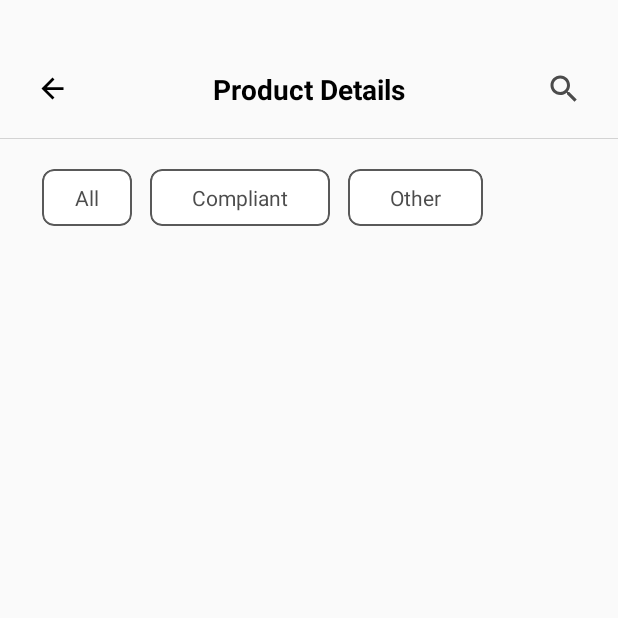
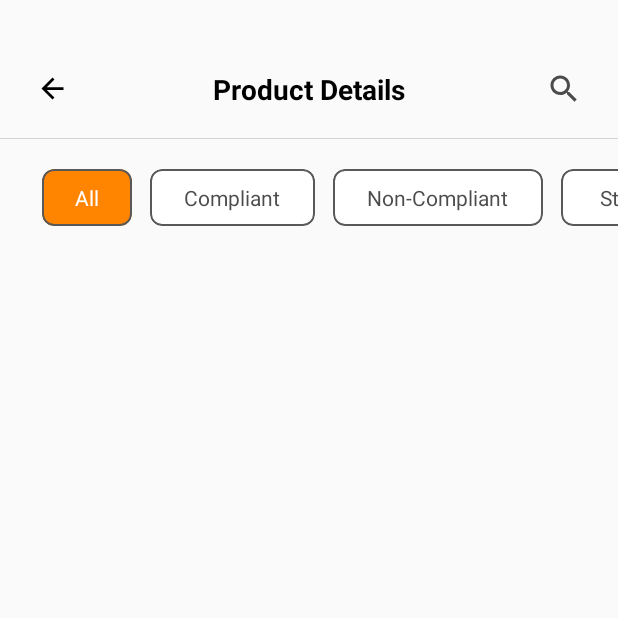
Before and after one commit to vishal719/Esamudaay, an Android app: the VendorDetailActivity screen opened directly, with no data from a screen before it, on a phone screen of 412 x 824 dp, the top half of it. Run offline under Robolectric (Android 15) with nearby library versions, the phone set to English and light mode, and no system bars; our stand-ins replace Firebase (no records; nobody signed in at launch, a user with empty details on screens opened directly), Volley; network calls fail.

Commit message:
product detail activity

```diff
--- a/app/src/main/java/com/example/esamudaay/VendorDetailActivity.java
+++ b/app/src/main/java/com/example/esamudaay/VendorDetailActivity.java
@@ -3,6 +3,7 @@ package com.example.esamudaay;
 import androidx.annotation.RequiresApi;
 import androidx.appcompat.app.AppCompatActivity;
 import androidx.appcompat.app.AppCompatDelegate;
+import androidx.core.content.ContextCompat;
 import androidx.recyclerview.widget.GridLayoutManager;
 import androidx.recyclerview.widget.LinearLayoutManager;
 
@@ -14,6 +15,7 @@ import android.util.Log;
 import android.view.View;
 import android.view.Window;
 import android.view.WindowManager;
+import android.widget.Toast;
 
 import com.android.volley.Request;
 import com.android.volley.RequestQueue;
@@ -26,6 +28,7 @@ import com.example.esamudaay.Adapter.VendorsAdapter;
 import com.example.esamudaay.databinding.ActivityMainBinding;
 import com.example.esamudaay.databinding.ActivityVendorDetailBinding;
 import com.example.esamudaay.models.CategoriesModel;
+import com.example.esamudaay.models.SortModel;
 import com.example.esamudaay.models.VendersModel;
 import com.example.esamudaay.models.VendorDetailModel;
 import com.google.firebase.database.FirebaseDatabase;
@@ -35,12 +38,15 @@ import org.json.JSONException;
 import org.json.JSONObject;
 
 import java.util.ArrayList;
+import java.util.Collections;
 
 public class VendorDetailActivity extends AppCompatActivity {
 
     ActivityVendorDetailBinding binding;
     FirebaseDatabase database;
-    ArrayList<VendorDetailModel> list;
+    ArrayList<VendorDetailModel> list, list2;
+    ArrayList<SortModel> list1;
+
 
 
 
@@ -81,6 +87,7 @@ public class VendorDetailActivity extends AppCompatActivity {
         binding = ActivityVendorDetailBinding.inflate(getLayoutInflater());
         setContentView(binding.getRoot());
         list= new ArrayList<>();
+        list2= new ArrayList<>();
         database = FirebaseDatabase.getInstance("https://esamudaay-4ae43-default-rtdb.asia-southeast1.firebasedatabase.app/");
 
         ArrayList<Integer>  foodimages= new ArrayList<>();
@@ -133,7 +140,7 @@ public class VendorDetailActivity extends AppCompatActivity {
 //                        System.out.println("failure list = "+ failure_reasons);
 
                         list.add(new VendorDetailModel(sku_id,product_name,business_name,error));
-
+                        list2.add(new VendorDetailModel(sku_id,product_name,business_name,error));
                     adapter.notifyDataSetChanged();
                     } catch (JSONException e) {
                         Log.d("CATCH", e.toString());
@@ -148,5 +155,71 @@ public class VendorDetailActivity extends AppCompatActivity {
         });
         queue.add(jsonArrayRequest);
 
+        list1 = new ArrayList<>();
+        list1.add(new SortModel( binding.all ,binding.cardAll ));
+        list1.add(new SortModel(binding.compliant ,binding.cardComplaint));
+        list1.add(new SortModel( binding.noncompliant ,binding.cardNoncompliant));
+        list1.add(new SortModel( binding.stats ,binding.cardstats));
+        binding.cardAll.setCardBackgroundColor(Color.parseColor("#FF8400"));
+        binding.all.setTextColor(Color.argb(255, 255, 255, 255));
+        binding.cardAll.setOnClickListener(new View.OnClickListener() {
+            @Override
+            public void onClick(View view) {
+                for(int i =0; i<list1.size();i++){
+                    list1.get(i).getText().setTextColor(ContextCompat.getColor(VendorDetailActivity.this,R.color.graphLine));
+                    list1.get(i).getCard().setCardBackgroundColor(Color.parseColor("#FFFFFFFF"));
+
+                    binding.cardAll.setCardBackgroundColor(Color.parseColor("#FF8400"));
+                    binding.all.setTextColor(Color.argb(255, 255, 255, 255));
+                }
+            }
+        });
+
+        binding.cardComplaint.setOnClickListener(new View.OnClickListener() {
+            @Override
+            public void onClick(View view) {
+                for(int i =0; i<list1.size();i++) {
+                    list1.get(i).getText().setTextColor(ContextCompat.getColor(VendorDetailActivity.this, R.color.graphLine));
+                    list1.get(i).getCard().setCardBackgroundColor(Color.parseColor("#FFFFFFFF"));
+
+                    binding.cardComplaint.setCardBackgroundColor(Color.parseColor("#FF8400"));
+                    binding.compliant.setTextColor(Color.argb(255, 255, 255, 255));
+
+                }
+            }
+        });
+
+        binding.cardNoncompliant.setOnClickListener(new View.OnClickListener() {
+            @Override
+            public void onClick(View view) {
+                for(int i =0; i<list1.size();i++){
+                    list1.get(i).getText().setTextColor(ContextCompat.getColor(VendorDetailActivity.this,R.color.graphLine));
+                    list1.get(i).getCard().setCardBackgroundColor(Color.parseColor("#FFFFFFFF"));
+
+                    binding.cardNoncompliant.setCardBackgroundColor(Color.parseColor("#FF8400"));
+                    binding.noncompliant.setTextColor(Color.argb(255, 255, 255, 255));
+                }
+            }
+        });
+
+        binding.cardstats.setOnClickListener(new View.OnClickListener() {
+            @Override
+            public void onClick(View view) {
+                for(int i =0; i<list1.size();i++){
+                    list1.get(i).getText().setTextColor(ContextCompat.getColor(VendorDetailActivity.this,R.color.graphLine));
+                    list1.get(i).getCard().setCardBackgroundColor(Color.parseColor("#FFFFFFFF"));
+
+                    binding.cardstats.setCardBackgroundColor(Color.parseColor("#FF8400"));
+                    binding.stats.setTextColor(Color.argb(255, 255, 255, 255));
+                }
+            }
+        });
+
+        binding.imageView6.setOnClickListener(new View.OnClickListener() {
+            @Override
+            public void onClick(View view) {
+                finish();
+            }
+        });
     }
 }
--- /dev/null
+++ b/app/src/main/java/com/example/esamudaay/models/SortModel.java
@@ -0,0 +1,31 @@
+package com.example.esamudaay.models;
+
+import android.widget.TextView;
+
+import com.google.android.material.card.MaterialCardView;
+
+public class SortModel {
+    TextView text;
+    MaterialCardView card;
+
+    public SortModel(TextView text, MaterialCardView card) {
+        this.text = text;
+        this.card = card;
+    }
+
+    public TextView getText() {
+        return text;
+    }
+
+    public void setText(TextView text) {
+        this.text = text;
+    }
+
+    public MaterialCardView getCard() {
+        return card;
+    }
+
+    public void setCard(MaterialCardView card) {
+        this.card = card;
+    }
+}
--- a/app/src/main/res/layout/activity_vendor_detail.xml
+++ b/app/src/main/res/layout/activity_vendor_detail.xml
@@ -51,14 +51,21 @@
         app:layout_constraintTop_toTopOf="@+id/orderdetails"
         app:tint="@color/AppTextColour" />
 
+    <HorizontalScrollView
+        android:layout_width="wrap_content"
+        android:layout_height="wrap_content"
+        android:layout_marginTop="20dp"
+        android:layout_marginLeft="28dp"
+        android:layout_marginRight="28dp"
+        android:scrollbars="none"
+        app:layout_constraintStart_toStartOf="parent"
+        app:layout_constraintTop_toBottomOf="@+id/view">
+
 
         <LinearLayout
             android:layout_width="match_parent"
             android:layout_height="wrap_content"
-        android:layout_marginTop="20dp"
-        android:orientation="horizontal"
-        android:layout_marginLeft="28dp"
-        app:layout_constraintTop_toBottomOf="@+id/view">
+            android:orientation="horizontal">
 
             <com.google.android.material.card.MaterialCardView
                 android:id="@+id/card_all"
@@ -72,6 +79,7 @@
                 app:strokeWidth="1dp">
 
                 <TextView
+                    android:id="@+id/all"
                     android:layout_width="wrap_content"
                     android:layout_height="wrap_content"
                     android:layout_gravity="center"
@@ -82,18 +90,19 @@
             </com.google.android.material.card.MaterialCardView>
 
             <com.google.android.material.card.MaterialCardView
-            android:id="@+id/card_upcoming"
-            android:layout_width="120dp"
+                android:id="@+id/card_complaint"
+                android:layout_width="110dp"
                 android:layout_height="38dp"
                 android:layout_gravity="left"
                 android:layout_marginLeft="12dp"
                 android:clickable="true"
+                app:cardCornerRadius="8dp"
+                app:cardElevation="0dp"
                 app:strokeColor="@color/categoryfront"
-            app:strokeWidth="1dp"
-            app:cardCornerRadius="8dp"
-            app:cardElevation="0dp">
+                app:strokeWidth="1dp">
 
                 <TextView
+                    android:id="@+id/compliant"
                     android:layout_width="wrap_content"
                     android:layout_height="wrap_content"
                     android:layout_gravity="center"
@@ -106,30 +115,60 @@
             </com.google.android.material.card.MaterialCardView>
 
             <com.google.android.material.card.MaterialCardView
-            android:id="@+id/card_free"
-            android:layout_width="90dp"
+
+                android:id="@+id/card_noncompliant"
+                android:layout_width="140dp"
                 android:layout_height="38dp"
                 android:layout_gravity="left"
                 android:layout_marginLeft="12dp"
                 android:clickable="true"
+                app:cardCornerRadius="8dp"
+                app:cardElevation="0dp"
                 app:strokeColor="@color/categoryfront"
-            app:strokeWidth="1dp"
-            app:cardCornerRadius="8dp"
-            app:cardElevation="0dp">
+                app:strokeWidth="1dp">
 
                 <TextView
+                    android:id="@+id/noncompliant"
                     android:layout_width="wrap_content"
                     android:layout_height="wrap_content"
                     android:layout_gravity="center"
                     android:layout_marginLeft="8dp"
                     android:layout_marginRight="8dp"
                     android:gravity="center"
-                android:text="Other"
+                    android:text="Non-Compliant"
+                    android:textColor="@color/AppTextColour" />
+
+            </com.google.android.material.card.MaterialCardView>
+
+            <com.google.android.material.card.MaterialCardView
+
+                android:id="@+id/cardstats"
+                android:layout_width="84dp"
+                android:layout_height="38dp"
+                android:layout_gravity="left"
+                android:layout_marginLeft="12dp"
+                android:layout_marginRight="48dp"
+                android:clickable="true"
+                app:cardCornerRadius="8dp"
+                app:cardElevation="0dp"
+                app:strokeColor="@color/categoryfront"
+                app:strokeWidth="1dp">
+
+                <TextView
+                    android:id="@+id/stats"
+                    android:layout_width="wrap_content"
+                    android:layout_height="wrap_content"
+                    android:layout_gravity="center"
+                    android:layout_marginLeft="8dp"
+                    android:layout_marginRight="8dp"
+                    android:gravity="center"
+                    android:text="Stats"
                     android:textColor="@color/AppTextColour" />
 
             </com.google.android.material.card.MaterialCardView>
 
         </LinearLayout>
+    </HorizontalScrollView>
     <androidx.recyclerview.widget.RecyclerView
         android:id="@+id/productrecycler"
         android:layout_width="match_parent"
--- a/app/src/main/res/values/colors.xml
+++ b/app/src/main/res/values/colors.xml
@@ -28,7 +28,7 @@
     <color name="football">#ff7378</color>
     <color name="tennis">#5b93ff</color>
     <color name="backgroundshimmer">#dddddd</color>
-    <color name="graphLine">#008A5D</color>
+    <color name="graphLine">#808080</color>
 
     <color name="swim">#9D8BFF</color>
     <color name="hockey">#FF9030</color>
```
Lines whose indentation alone changed are shown as unchanged.
